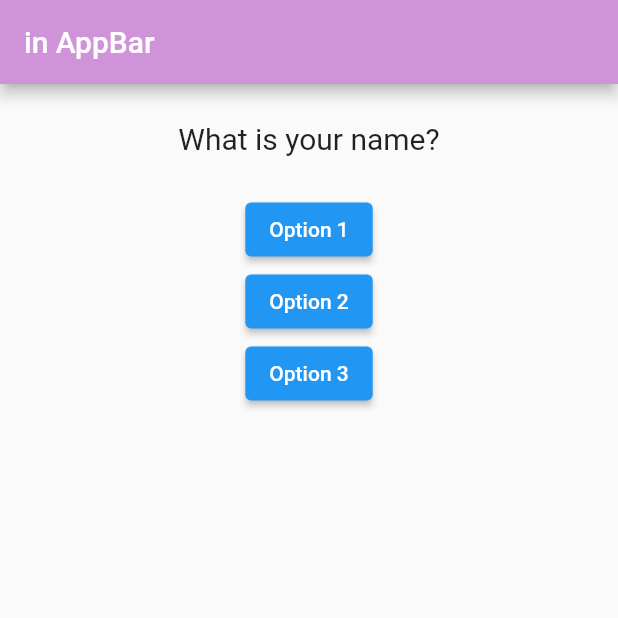
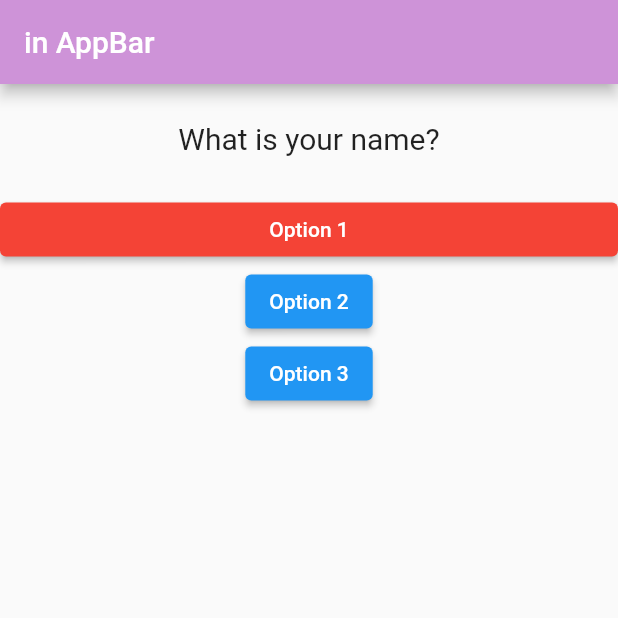
Before and after one commit to nerdpepe/Flutter-Mania, a Flutter app: the screen it shows after launch, on a phone screen of 412 x 824 dp, the top half of it. Run offline on Flutter 3.47's test engine with Material 2 defaults, Android fonts, the phone set to English and light mode, and no system bars.

Commit message:
Created Answer widget, added color

```diff
--- /dev/null
+++ b/Apps/app_scratch/lib/answer.dart
@@ -0,0 +1,21 @@
+import 'package:flutter/material.dart';
+
+class Answer extends StatelessWidget {
+  final VoidCallback setHandler;
+  Answer(this.setHandler);
+
+  @override
+  Widget build(BuildContext context) {
+    return Container(
+      width: double.infinity,
+      child: ElevatedButton(
+        onPressed: setHandler,
+        child: Text('Option 1'),
+        style: ElevatedButton.styleFrom(
+          onPrimary: Colors.white,
+          primary: Colors.red,
+        ),
+      ),
+    );
+  }
+}
--- a/Apps/app_scratch/lib/main.dart
+++ b/Apps/app_scratch/lib/main.dart
@@ -1,6 +1,7 @@
 import 'package:flutter/material.dart';
 
 import './question.dart';
+import './answer.dart';
 
 void main() {
   runApp(MyApp());
@@ -44,9 +45,8 @@ class _MyAppState extends State<MyApp> {
             Question(
               questions[_quesIndex],
             ),
-            ElevatedButton(
-              onPressed: _answerChosen,
-              child: Text('Option 1'),
+            Answer(
+              _answerChosen,
             ),
             ElevatedButton(
               onPressed: _answerChosen,
```
